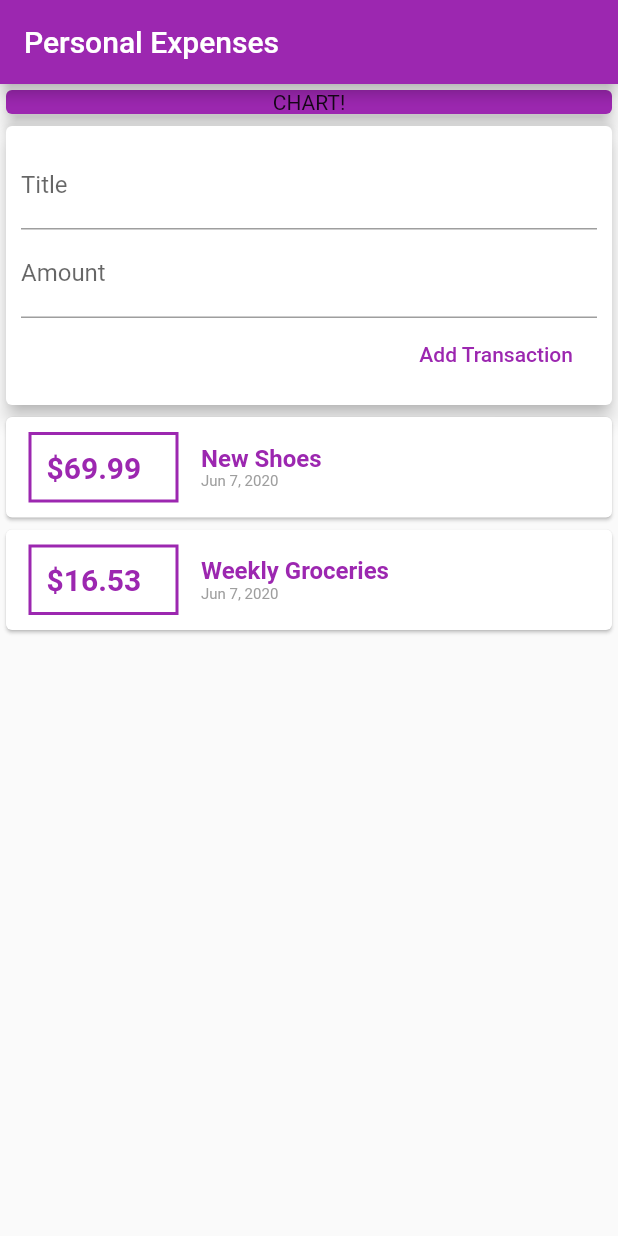
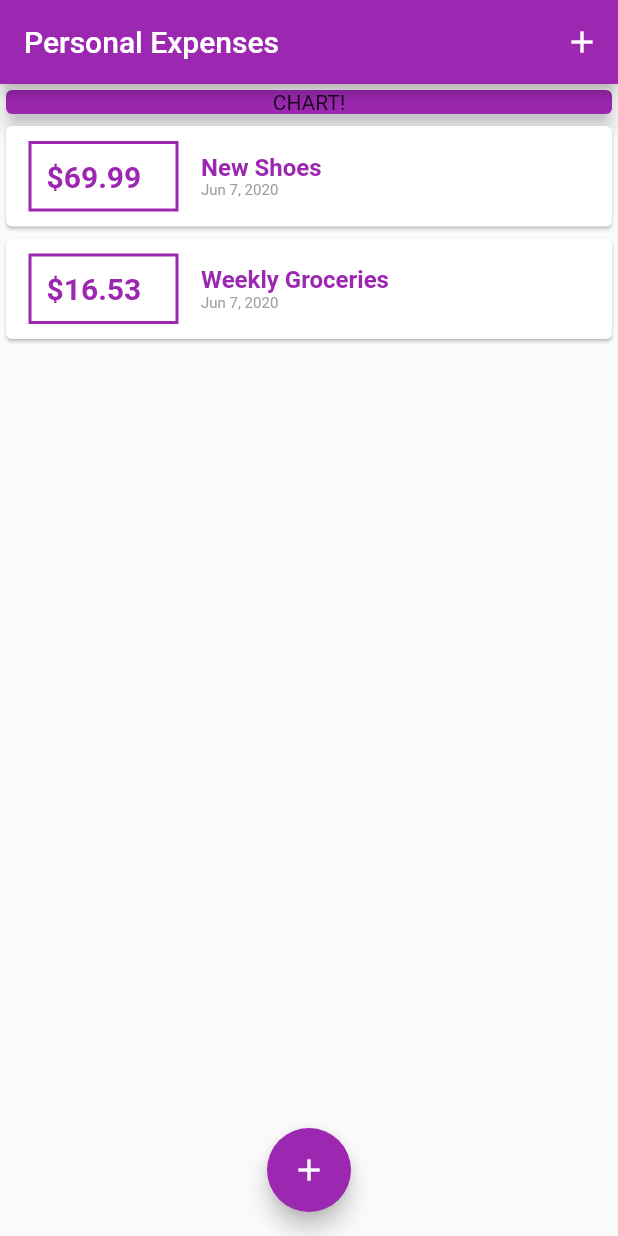
Before and after one commit to prabhaskumra/flutter-2020, a Flutter app: the screen it shows after launch, on a phone screen of 412 x 824 dp. Run offline on Flutter 3.47's test engine with Material 2 defaults, Android fonts, the phone set to English and light mode, and no system bars.

Commit message:
Add New Transaction
- new transactions form moved to the bottom pop up menu
- added new buttons
- error checking for input

```diff
--- a/personal_expenses_app/lib/main.dart
+++ b/personal_expenses_app/lib/main.dart
@@ -1,6 +1,7 @@
 import 'package:flutter/material.dart';
-import './widgets/users_transaction.dart';
-
+import './widgets/new_transaction.dart';
+import './widgets/transaction_list.dart';
+import './models/transaction.dart';
 
 void main() => runApp(MyApp());
 
@@ -14,11 +15,54 @@ class MyApp extends StatelessWidget {
   }
 }
 
-class MyHomePage extends StatelessWidget {
+class MyHomePage extends StatefulWidget {
   // String titleInput;
   // String amountInput;
-  final titleController = TextEditingController();
-  final amountController = TextEditingController();
+  @override
+  _MyHomePageState createState() => _MyHomePageState();
+}
+
+class _MyHomePageState extends State<MyHomePage> {
+  final List<Transaction> _userTransactions = [
+    Transaction(
+      id: 't1',
+      title: 'New Shoes',
+      amount: 69.99,
+      date: DateTime.now(),
+    ),
+    Transaction(
+      id: 't2',
+      title: 'Weekly Groceries',
+      amount: 16.53,
+      date: DateTime.now(),
+    ),
+  ];
+
+  void _addNewTransaction(String txTitle, double txAmount) {
+    final newTx = Transaction(
+      id: DateTime.now().toString(),
+      title: txTitle,
+      amount: txAmount,
+      date: DateTime.now(),
+    );
+
+    setState(() {
+      _userTransactions.add(newTx);
+    });
+  }
+
+  void _startAddNewTransaction(BuildContext ctx) {
+    showModalBottomSheet(
+      context: ctx,
+      builder: (_) {
+        return GestureDetector(
+          onTap: () {},
+          child: NewTransaction(_addNewTransaction),
+          behavior: HitTestBehavior.opaque,
+        );
+      },
+    );
+  }
 
   @override
   Widget build(BuildContext context) {
@@ -26,9 +70,17 @@ class MyHomePage extends StatelessWidget {
       appBar: AppBar(
         title: Text('Personal Expenses'),
         backgroundColor: Colors.purple,
+        actions: <Widget>[
+          IconButton(
+            icon: Icon(
+              Icons.add,
+            ),
+            onPressed: () => _startAddNewTransaction(context),
+          )
+        ],
       ),
       body: SingleChildScrollView(
-              child: Column(
+        child: Column(
           // mainAxisAlignment: MainAxisAlignment.start,
           crossAxisAlignment: CrossAxisAlignment.stretch,
           children: <Widget>[
@@ -43,9 +95,15 @@ class MyHomePage extends StatelessWidget {
                 elevation: 5,
               ),
             ),
-          UserTransactions(),
+            TransactionList(_userTransactions),
           ],
         ),
+      ),
+      floatingActionButtonLocation: FloatingActionButtonLocation.centerFloat,
+      floatingActionButton: FloatingActionButton(
+        child: Icon(Icons.add),
+        onPressed: () => _startAddNewTransaction(context),
+        backgroundColor: Colors.purple,
       ),
     );
   }
--- a/personal_expenses_app/lib/widgets/transaction_list.dart
+++ b/personal_expenses_app/lib/widgets/transaction_list.dart
@@ -3,7 +3,6 @@ import '../models/transaction.dart';
 import 'package:intl/intl.dart';
 
 class TransactionList extends StatelessWidget {
-
   final List<Transaction> transactions;
 
   TransactionList(this.transactions);
@@ -12,9 +11,8 @@ class TransactionList extends StatelessWidget {
   Widget build(BuildContext context) {
     return Container(
       height: 300,
-      child: SingleChildScrollView(
-              child: Column(
-          children: transactions.map((tx) {
+      child: ListView.builder(
+        itemBuilder: (ctx, index) {
           return Card(
             child: Row(
               children: <Widget>[
@@ -31,7 +29,7 @@ class TransactionList extends StatelessWidget {
                   ),
                   padding: EdgeInsets.all(10),
                   child: Text(
-                      '\$${tx.amount}',
+                    '\$${transactions[index].amount.toStringAsFixed(2)}',
                     style: TextStyle(
                       fontWeight: FontWeight.bold,
                       fontSize: 20,
@@ -44,7 +42,7 @@ class TransactionList extends StatelessWidget {
                   crossAxisAlignment: CrossAxisAlignment.start,
                   children: <Widget>[
                     Text(
-                        tx.title,
+                      transactions[index].title,
                       style: TextStyle(
                         fontSize: 16,
                         fontWeight: FontWeight.bold,
@@ -52,7 +50,7 @@ class TransactionList extends StatelessWidget {
                       ),
                     ),
                     Text(
-                        DateFormat.yMMMd().format(tx.date),
+                      DateFormat.yMMMd().format(transactions[index].date),
                       style: TextStyle(
                         fontSize: 10,
                         color: Colors.grey,
@@ -63,8 +61,9 @@ class TransactionList extends StatelessWidget {
               ],
             ),
           );
-          }).toList(),
-        ),
+        },
+        itemCount: transactions.length,
+
       ),
     );
   }
--- a/personal_expenses_app/lib/widgets/users_transaction.dart
+++ /dev/null
@@ -1,50 +0,0 @@
-import 'package:flutter/material.dart';
-import './new_transaction.dart';
-import './transaction_list.dart';
-import '../models/transaction.dart';
-
-class UserTransactions extends StatefulWidget {
-  @override
-  _UserTransactionsState createState() => _UserTransactionsState();
-}
-
-class _UserTransactionsState extends State<UserTransactions> {
-  final List<Transaction> _userTransactions = [
-    Transaction(
-      id: 't1',
-      title: 'New Shoes',
-      amount: 69.99,
-      date: DateTime.now(),
-    ),
-    Transaction(
-      id: 't2',
-      title: 'Weekly Groceries',
-      amount: 16.53,
-      date: DateTime.now(),
-    ),
-  ];
-
-  void _addNewTransaction(String txTitle, double txAmount) {
-    final newTx = Transaction(
-      id: DateTime.now().toString(),
-      title: txTitle,
-      amount: txAmount,
-      date: DateTime.now(),
-    );
-
-  setState(() {
-    _userTransactions.add(newTx);
-  });
-
-  }
-
-  @override
-  Widget build(BuildContext context) {
-    return Column(
-      children: <Widget>[
-        NewTransaction(_addNewTransaction),
-        TransactionList(_userTransactions),
-      ],
-    );
-  }
-}
```
Also changed, not shown: personal_expenses_app/lib/widgets/new_transaction.dart (+28 -8 lines). Lines whose indentation alone changed are shown as unchanged.
